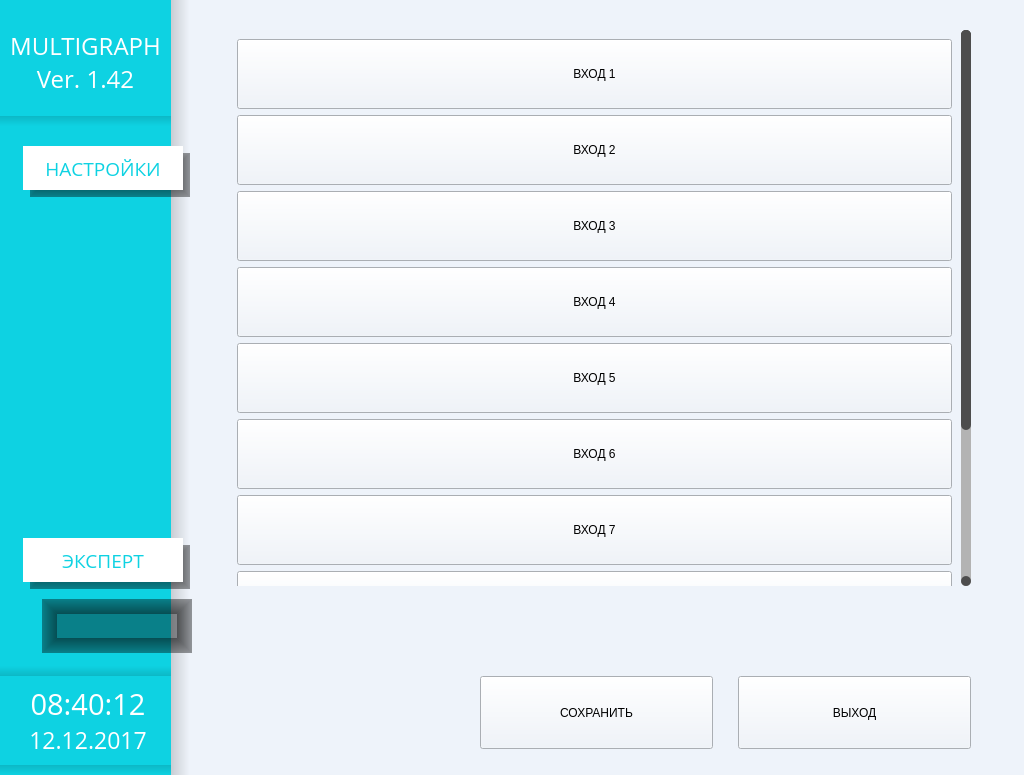
tomyqg/topaz-m, file menu.ui: the form before one commit.
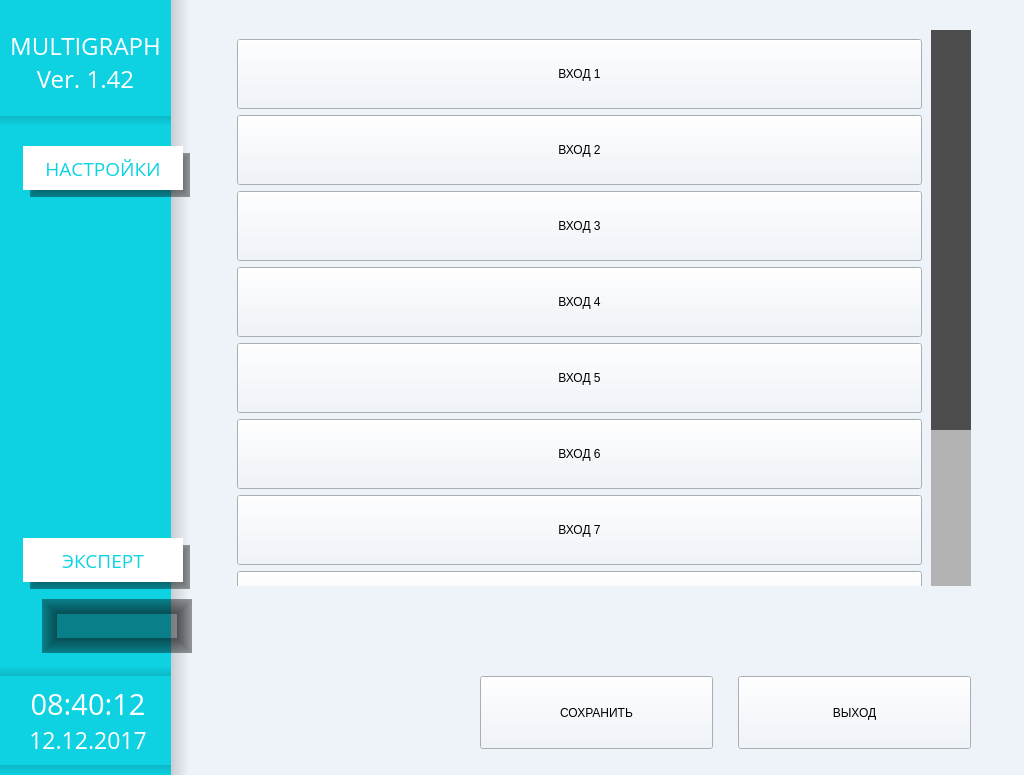
The form after the commit. The open tabs and pages were chosen to show the change. Icons and pictures are not drawn. Custom widgets are drawn as their Qt base class.

What changed in the file:
```diff
--- a/menu.ui
+++ b/menu.ui
@@ -4635,42 +4635,47 @@
                 <string notr="true">QScrollBar:vertical {              
         background:rgb(179, 179, 179);
         margin: 0px 0px 0px 0px;
-		border-radius: 5px;
-		width:10px; 
+		border-radius: 0px;
+		width:40px; 
     }
 QScrollBar::handle:vertical {
        background:rgb(77, 77, 77);
         min-height: 50px;
-		border-radius: 5px;
+		border-radius: 0px;
     }
 QScrollBar::add-line:vertical {
        background:rgb(179, 179, 179);
-        height: 10px;
+        height:0px;
         subcontrol-position: bottom;
         subcontrol-origin: margin;
-		border-radius: 5px;
+		border-radius: 0px;
     }
 
 QScrollBar::sub-line:vertical {
         background:rgb(77, 77, 77);
-        height: 10 px;
+        height: 0 px;
         subcontrol-position: top;
-        subcontrol-origin: margin;
-		border-radius: 5px;
+        subcontrol-origin: margin; 
+		border-radius: 0px;
     }
 QScrollBar::up-arrow:vertica, QScrollBar::down-arrow:verticall {
         background:rgb(77, 77, 77);
-        height: 10px;
-		border-radius: 5px;
+        height: 0px;
+		border-radius: 0px;
     }
 
 QScrollBar::add-page:vertical, QScrollBar::sub-page:vertical {
-    background: none;
-}</string>
+   background: none;
+}
+
+</string>
                </property>
                <property name="frameShape">
                 <enum>QFrame::NoFrame</enum>
                </property>
+               <property name="horizontalScrollBarPolicy">
+                <enum>Qt::ScrollBarAlwaysOff</enum>
+               </property>
                <property name="widgetResizable">
                 <bool>true</bool>
                </property>
@@ -4678,8 +4683,8 @@
                 <property name="geometry">
                  <rect>
                   <x>0</x>
-                  <y>0</y>
-                  <width>729</width>
+                  <y>-120</y>
+                  <width>703</width>
                   <height>778</height>
                  </rect>
                 </property>
```
Left out of the diff: 16 changed lines with no effect on the pictures.
